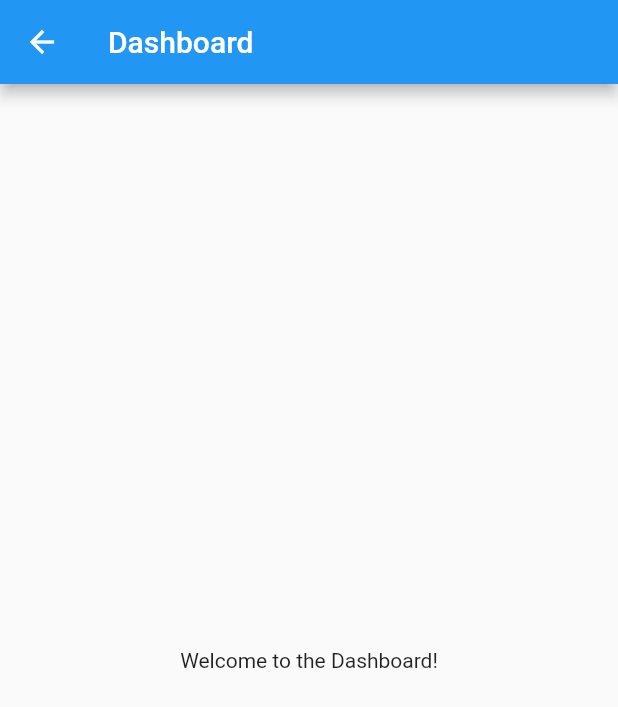
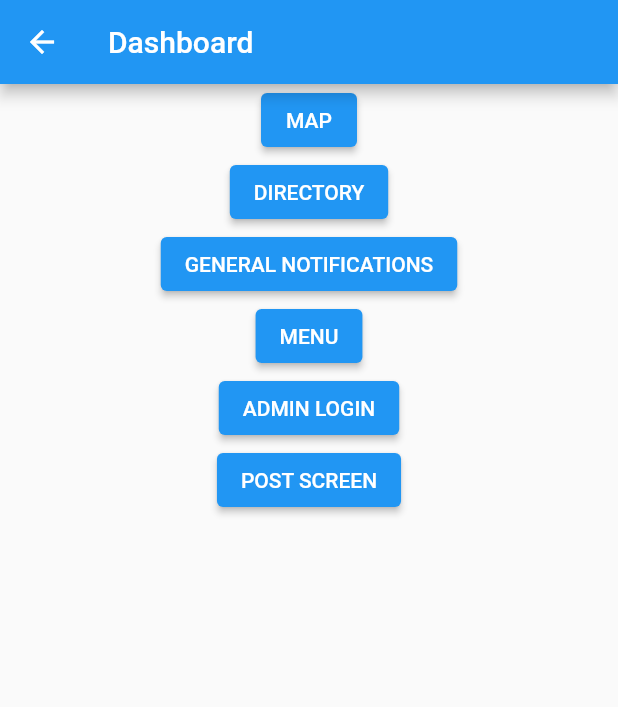
Before and after one commit to zainabmirzaerror/nustAppFinal, a Flutter app: the DashboardScreen screen opened directly, on a phone screen of 412 x 824 dp. Shown: the top 707 px of the screen. Run offline on Flutter 3.47's test engine with Material 2 defaults, Android fonts, the light colour scheme and no system bars; our stand-ins replace cloud_firestore, file_picker, firebase_auth, firebase_core, firebase_database; accounts and stored records are empty.

Commit message:
Third Commit

```diff
--- a/lib/screens/dashboard_screen.dart
+++ b/lib/screens/dashboard_screen.dart
@@ -1,4 +1,6 @@
 import 'package:flutter/material.dart';
+import 'package:nbc_app/screens/map_screen.dart';
+import 'package:nbc_app/screens/post_screen.dart';
 
 class DashboardScreen extends StatelessWidget {
   @override
@@ -8,8 +10,28 @@ class DashboardScreen extends StatelessWidget {
         title: Text('Dashboard'),
       ),
       body: Center(
-        child: Text('Welcome to the Dashboard!'),
-      ),
+          child: Column(children: <Widget>[
+        ElevatedButton(
+          child: Text("MAP"),
+          onPressed: () => MapScreen(),
+        ),
+        ElevatedButton(onPressed: () => MapScreen(), child: Text("DIRECTORY")),
+        ElevatedButton(
+            onPressed: () => MapScreen(), child: Text("GENERAL NOTIFICATIONS")),
+        ElevatedButton(onPressed: () => MapScreen(), child: Text("MENU")),
+        ElevatedButton(
+            onPressed: () => MapScreen(), child: Text("ADMIN LOGIN")),
+        ElevatedButton(
+            onPressed: () {
+              Navigator.push(
+                context,
+                MaterialPageRoute(
+                  builder: (context) => PostScreenAdmin(),
+                ),
+              );
+            },
+            child: Text("POST SCREEN"))
+      ])),
     );
   }
 }
--- a/pubspec.yaml
+++ b/pubspec.yaml
@@ -42,6 +42,8 @@ dependencies:
   firebase_auth: ^4.12.0
   cloud_firestore: ^4.12.2
   firebase_database: ^10.3.4
+  file_picker: ^6.1.1
+  firebase_storage: ^11.5.0
 
 dev_dependencies:
   flutter_test:
```
Also changed, not shown: lib/screens/map_screen.dart (added, +15 -0 lines), lib/screens/notifications_screen.dart (+41 -0 lines), lib/screens/post_screen.dart (+65 -0 lines), pubspec.lock, 3 other files.
